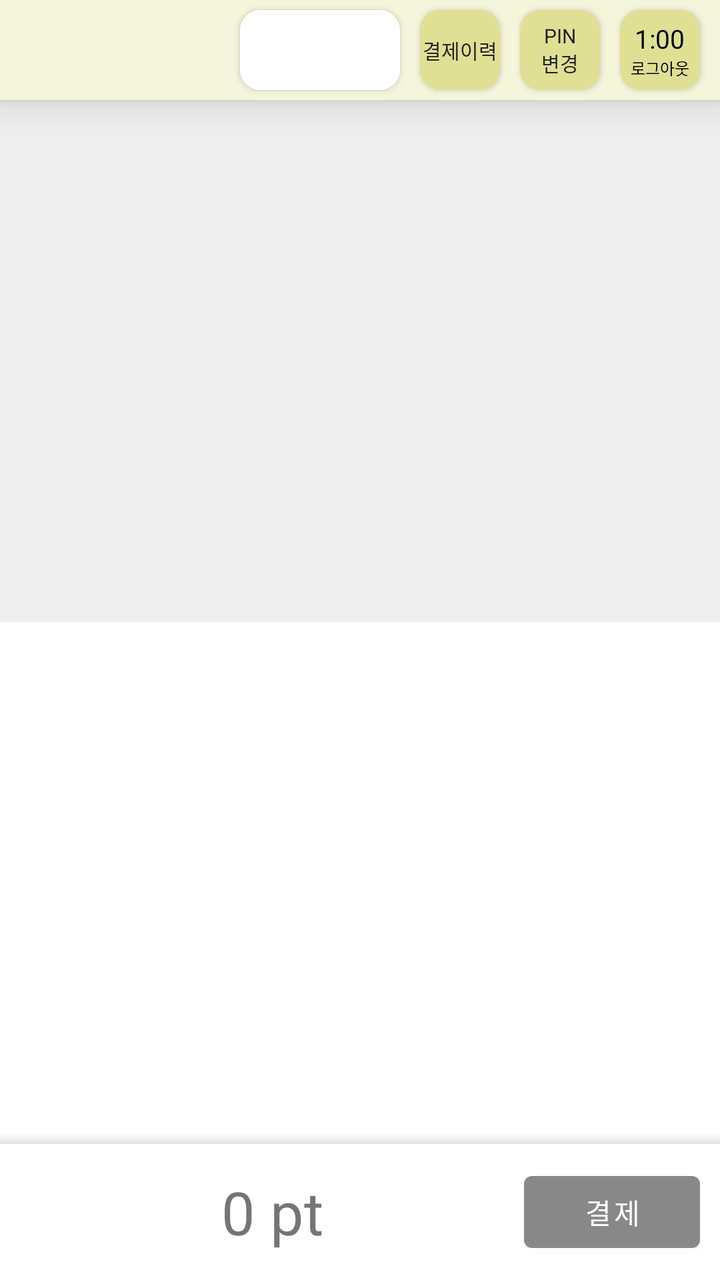
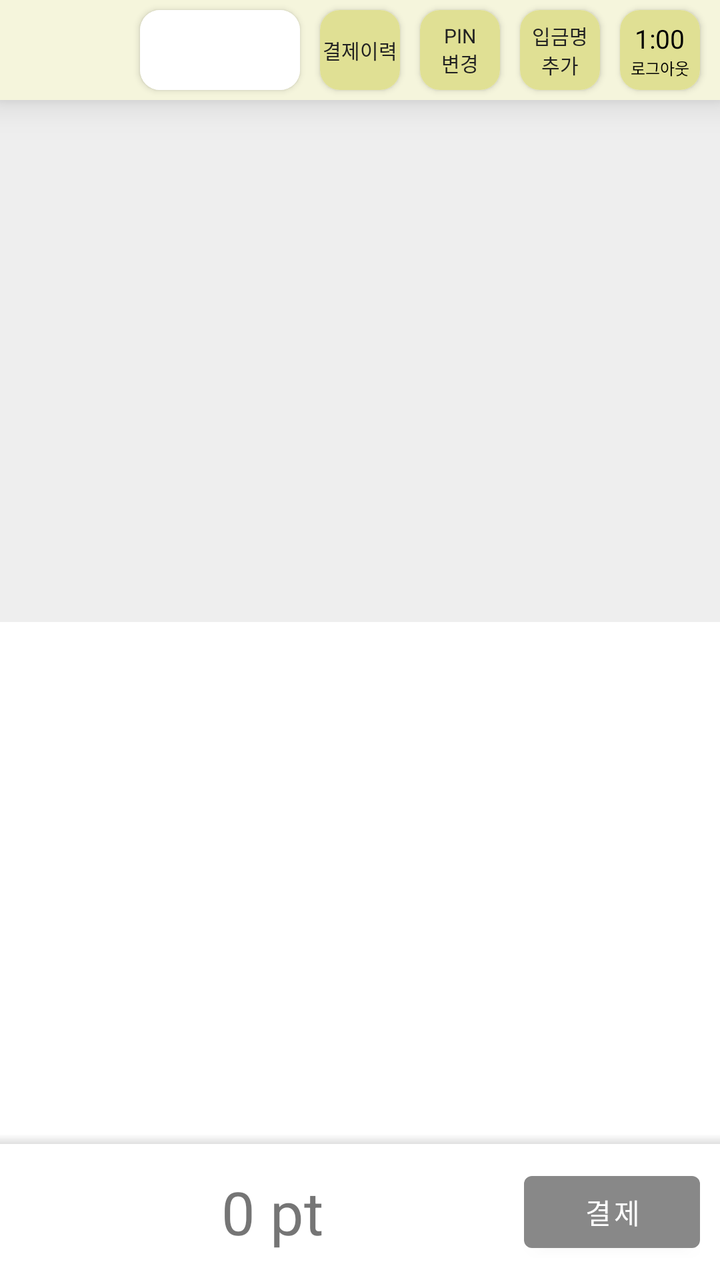

Two renders of the same Android screen: before a commit and after it. Below are the layout's source before the change and the commit's diff.
<!-- AndroidManifest.xml: application theme AppTheme -->
<!-- res/layout/fragment_main_client.xml -->
<?xml version="1.0" encoding="utf-8"?>
<layout xmlns:android="http://schemas.android.com/apk/res/android"
    xmlns:app="http://schemas.android.com/apk/res-auto"
    xmlns:tools="http://schemas.android.com/tools">

    <data>
        <import type="android.view.View"/>
        <variable
            name="vm"
            type="ggack.agitpos.ui.main.MainViewModel" />
    </data>

    <androidx.constraintlayout.widget.ConstraintLayout
        android:layout_width="match_parent"
        android:layout_height="match_parent"
        tools:context=".ui.main.MainActivity">

        <androidx.constraintlayout.widget.ConstraintLayout
            android:id="@+id/llTop"
            android:layout_width="match_parent"
            android:layout_height="wrap_content"
            android:layout_gravity="center"
            android:background="@color/secondary"
            android:elevation="10dp"
            android:orientation="horizontal"
            app:layout_constraintTop_toTopOf="parent"
            tools:layout_editor_absoluteX="-16dp">

            <TextView
                android:id="@+id/tvName"
                android:layout_width="wrap_content"
                android:layout_height="wrap_content"
                android:layout_marginHorizontal="10dp"
                android:layout_marginVertical="10dp"
                android:text='@{vm.liveCurrentUserMonthly ? String.format("%s (월회원)", vm.liveCurrentUserName) : vm.liveCurrentUserName}'
                android:textColor='@{vm.liveCurrentUserMonthly ? @color/red : @color/black}'
                android:textSize="20sp"
                app:layout_constraintBottom_toBottomOf="parent"
                app:layout_constraintStart_toStartOf="parent"
                app:layout_constraintTop_toTopOf="parent" />

            <androidx.cardview.widget.CardView
                android:id="@+id/cvPoint"
                android:layout_width="80dp"
                android:layout_height="0dp"
                android:layout_marginHorizontal="10dp"
                android:layout_marginVertical="5dp"
                android:background="@color/primary"
                android:minWidth="50dp"
                android:padding="10dp"
                app:cardCornerRadius="10dp"
                app:layout_constraintBottom_toBottomOf="parent"
                app:layout_constraintDimensionRatio="2"
                app:layout_constraintEnd_toStartOf="@id/cvHistory"
                app:layout_constraintTop_toTopOf="parent">

                <TextView
                    android:id="@+id/tvPoint"
                    android:layout_width="match_parent"
                    android:layout_height="match_parent"
                    android:layout_weight="1"
                    android:background="@color/white"
                    android:gravity="center"
                    android:text='@{String.format("￦ %d", vm.liveCurrentUserMoney)}'
                    android:textAlignment="center"
                    android:textColor="@color/darkGray"
                    android:textSize="14sp" />
            </androidx.cardview.widget.CardView>

            <androidx.cardview.widget.CardView
               android:id="@+id/cvHistory"
               android:layout_width="40dp"
               android:layout_height="0dp"
               android:layout_marginHorizontal="10dp"
               android:layout_marginVertical="5dp"
               android:background="@color/primary"
               android:minWidth="50dp"
               android:padding="10dp"
               app:cardCornerRadius="10dp"
               app:layout_constraintBottom_toBottomOf="parent"
               app:layout_constraintDimensionRatio="1"
               app:layout_constraintEnd_toStartOf="@id/cvPinChange"
               app:layout_constraintTop_toTopOf="parent">

                <TextView
                   android:id="@+id/tvHistory"
                   android:layout_width="match_parent"
                   android:layout_height="match_parent"
                   android:layout_weight="1"
                   android:background="@color/secondaryVarient"
                   android:gravity="center"
                   android:text="결제이력"
                   android:textAlignment="center"
                   android:textColor="@color/darkGray"
                   android:textSize="10sp" />
            </androidx.cardview.widget.CardView>
            <androidx.cardview.widget.CardView
                android:id="@+id/cvPinChange"
                android:layout_width="40dp"
                android:layout_height="0dp"
                android:layout_marginHorizontal="10dp"
                android:layout_marginVertical="5dp"
                android:background="@color/primary"
                android:padding="10dp"
                app:cardCornerRadius="10dp"
                app:layout_constraintBottom_toBottomOf="parent"
                app:layout_constraintDimensionRatio="1"
                app:layout_constraintEnd_toStartOf="@id/cvTimeOut"
                app:layout_constraintTop_toTopOf="parent">

                <TextView
                    android:id="@+id/tvPwd"
                    android:layout_width="match_parent"
                    android:layout_height="match_parent"
                    android:layout_weight="1"
                    android:background="@color/secondaryVarient"
                    android:gravity="center"
                    android:text="PIN\n변경"
                    android:textAlignment="center"
                    android:textColor="@color/darkGray"
                    android:textSize="10sp" />
            </androidx.cardview.widget.CardView>

            <androidx.cardview.widget.CardView
                android:id="@+id/cvTimeOut"
                android:layout_width="40dp"
                android:layout_height="0dp"
                android:layout_marginHorizontal="10dp"
                android:layout_marginVertical="5dp"
                android:background="@color/primary"
                android:padding="10dp"
                app:cardCornerRadius="10dp"
                app:layout_constraintBottom_toBottomOf="parent"
                app:layout_constraintDimensionRatio="1"
                app:layout_constraintEnd_toEndOf="parent"
                app:layout_constraintTop_toTopOf="parent">

                <LinearLayout
                    android:layout_width="match_parent"
                    android:layout_height="match_parent"
                    android:background="@color/secondaryVarient"
                    android:gravity="center"
                    android:orientation="vertical">

                    <TextView
                        android:id="@+id/tvLogOutTime"
                        android:layout_width="wrap_content"
                        android:layout_height="wrap_content"
                        android:text="1:00"
                        android:textAlignment="textEnd"
                        android:textColor="@color/black"
                        android:textSize="13sp" />

                    <TextView
                        android:id="@+id/tvLogOut"
                        android:layout_width="wrap_content"
                        android:layout_height="wrap_content"
                        android:text="로그아웃"
                        android:textAlignment="textEnd"
                        android:textColor="@color/black"
                        android:textSize="8sp" />
                </LinearLayout>
            </androidx.cardview.widget.CardView>
        </androidx.constraintlayout.widget.ConstraintLayout>

        <View
            android:layout_width="match_parent"
            android:layout_height="5dp"
            android:background="@drawable/shadow"
            app:layout_constraintBottom_toTopOf="@id/llBottom" />

        <androidx.appcompat.widget.LinearLayoutCompat
            android:id="@+id/llBottom"
            android:layout_width="match_parent"
            android:layout_height="wrap_content"
            android:background="@color/white"
            android:gravity="end"
            android:orientation="horizontal"
            android:padding="10dp"
            app:layout_constraintBottom_toBottomOf="parent"
            tools:layout_editor_absoluteX="0dp">

            <TextView
                android:id="@+id/tvTotal"
                android:layout_width="0dp"
                android:layout_height="wrap_content"
                android:layout_gravity="center"
                android:layout_weight="1"
                android:gravity="center"
                android:text="0 pt"
                android:textSize="30dp" />

            <Button
                android:id="@+id/btnPayment"
                android:layout_width="wrap_content"
                android:layout_height="wrap_content"
                android:text="결제"
                android:theme="@style/Widget.AppCompat.Button" />

        </androidx.appcompat.widget.LinearLayoutCompat>

        <androidx.recyclerview.widget.RecyclerView
            android:id="@+id/rvItems"
            android:layout_width="match_parent"
            android:layout_height="0dp"
            android:padding="10dp"
            android:background="@color/gray"
            app:layout_constraintVertical_weight="0.5"
            app:layout_constraintBottom_toTopOf="@id/rvSelectedItems"
            app:layout_constraintTop_toBottomOf="@id/llTop"
            tools:layout_editor_absoluteX="0dp" />

        <androidx.recyclerview.widget.RecyclerView
            android:id="@+id/rvSelectedItems"
            android:layout_width="match_parent"
            android:layout_height="0dp"
            android:padding="10dp"
            android:fadeScrollbars="false"
            android:scrollbars="vertical"
            app:layout_constraintVertical_weight="0.5"
            app:layout_constraintBottom_toTopOf="@id/llBottom"
            app:layout_constraintTop_toBottomOf="@id/rvItems"
            tools:layout_editor_absoluteX="0dp" />

    </androidx.constraintlayout.widget.ConstraintLayout>
</layout>
<!-- resources referenced by this layout -->
<resources>
  <color name="black">#FF000000</color>
  <color name="darkGray">#FF222222</color>
  <color name="gray">#FFEEEEEE</color>
  <color name="primary">#FF888888</color>
  <color name="red">#FFFF0000</color>
  <color name="secondary">#FFF5F5DC</color>
  <color name="secondaryVarient">#FFe0e094</color>
  <color name="white">#FFFFFFFF</color>
  <!-- drawable shadow (drawable) -->
  <?xml version="1.0" encoding="utf-8"?>
  <shape xmlns:android="http://schemas.android.com/apk/res/android">
      <gradient
          android:startColor="#1F000000"
          android:endColor="@android:color/transparent"
          android:angle="90" />
  </shape>
  <style name="AppTheme" parent="Theme.MaterialComponents.DayNight.NoActionBar">
          
          <item name="colorPrimary">@color/primary</item>
          <item name="colorPrimaryVariant">@color/primary</item>
          <item name="colorOnPrimary">@color/white</item>
          
          <item name="colorSecondary">@color/secondary</item>
          <item name="colorSecondaryVariant">@color/secondaryVarient</item>
          <item name="colorOnSecondary">@color/black</item>
          
          <item name="android:statusBarColor" tools:targetApi="l">?attr/colorPrimaryVariant</item>
          
          <item name="android:windowNoTitle">true</item>
      </style>
</resources>

<!-- the commit's change to res/layout/fragment_main_client.xml (unified diff, before → after) -->
@@ -105,7 +105,7 @@
                 app:cardCornerRadius="10dp"
                 app:layout_constraintBottom_toBottomOf="parent"
                 app:layout_constraintDimensionRatio="1"
-                app:layout_constraintEnd_toStartOf="@id/cvTimeOut"
+                app:layout_constraintEnd_toStartOf="@id/cvNickNameChange"
                 app:layout_constraintTop_toTopOf="parent">
 
                 <TextView
@@ -116,6 +116,32 @@
                     android:background="@color/secondaryVarient"
                     android:gravity="center"
                     android:text="PIN\n변경"
+                    android:textAlignment="center"
+                    android:textColor="@color/darkGray"
+                    android:textSize="10sp" />
+            </androidx.cardview.widget.CardView>
+            <androidx.cardview.widget.CardView
+                android:id="@+id/cvNickNameChange"
+                android:layout_width="40dp"
+                android:layout_height="0dp"
+                android:layout_marginHorizontal="10dp"
+                android:layout_marginVertical="5dp"
+                android:background="@color/primary"
+                android:padding="10dp"
+                app:cardCornerRadius="10dp"
+                app:layout_constraintBottom_toBottomOf="parent"
+                app:layout_constraintDimensionRatio="1"
+                app:layout_constraintEnd_toStartOf="@id/cvTimeOut"
+                app:layout_constraintTop_toTopOf="parent">
+
+                <TextView
+                    android:id="@+id/tvNickNameChange"
+                    android:layout_width="match_parent"
+                    android:layout_height="match_parent"
+                    android:layout_weight="1"
+                    android:background="@color/secondaryVarient"
+                    android:gravity="center"
+                    android:text="입금명\n추가"
                     android:textAlignment="center"
                     android:textColor="@color/darkGray"
                     android:textSize="10sp" />
